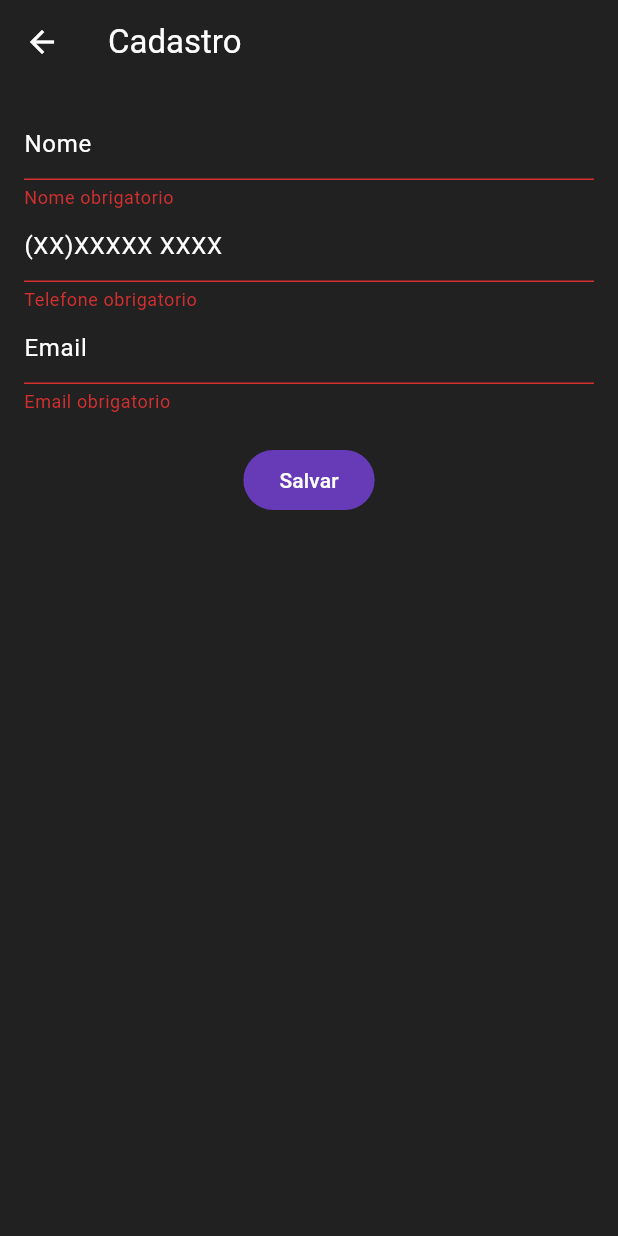
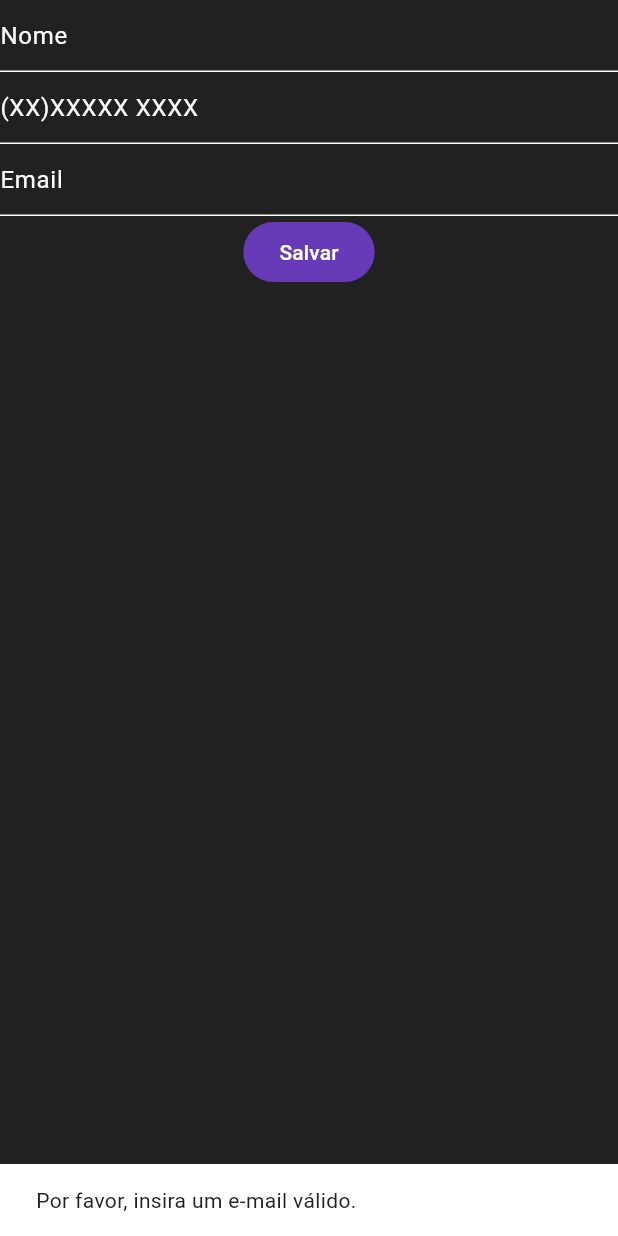
Before and after one commit to Hideyuki73/Agenda_Flutter, a Flutter app: the Cadastro screen opened directly with empty values, after a tap on "Salvar", on a phone screen of 412 x 824 dp. Run offline on Flutter 3.47's test engine with Material 3 defaults, Android fonts, the phone set to English and light mode, and no system bars; our stand-ins replace flutter_masked_text2, sqflite; accounts and stored records are empty.

```diff
--- a/lib/cadastro.dart
+++ b/lib/cadastro.dart
@@ -1,121 +1,87 @@
 // ignore_for_file: prefer_const_constructors, no_logic_in_create_state
 
-import 'package:agenda/contato.dart';
-import 'package:agenda/listagem.dart';
+import 'package:agenda/controller/contatoController.dart';
+import 'package:agenda/entidade/contato.dart';
 import 'package:flutter/material.dart';
 import 'package:flutter_masked_text2/flutter_masked_text2.dart';
 
-class Cadastro extends StatefulWidget {
-  final ContatosRepository contatos;
-  final Contato? contato;
-  final int? index;
-  const Cadastro({super.key, required this.contatos, this.contato, this.index});
+class Cadastro extends StatelessWidget {
+  final ContatoController contatoController;
 
-  @override
-  State<Cadastro> createState() => _CadastroState(contatos: contatos);
-}
+  const Cadastro(
+      {super.key,
+      required this.contatoController}); // Recebe o controlador como argumento
+// Função para validar o email
+  bool _isEmailValid(String email) {
+    final RegExp emailRegex = RegExp(
+      r'^[^@]+@[^@]+\.[^@]+',
+    );
+    return emailRegex.hasMatch(email);
+  }
 
-class _CadastroState extends State<Cadastro> {
-  TextEditingController nomeController = TextEditingController();
-  TextEditingController telefoneController =
-      MaskedTextController(mask: '(00)00000 0000');//define o formato do numero
-  TextEditingController emailController = TextEditingController();
-  final ContatosRepository contatos;
-  final _formKey = GlobalKey<FormState>();
-
-  _CadastroState({required this.contatos});
-
-  @override
-  void initState() {
-    super.initState();
-    if (widget.contato != null) {
-      nomeController = TextEditingController(text: widget.contato!.nome);
-      emailController = TextEditingController(text: widget.contato!.email);
-      telefoneController =
-          TextEditingController(text: widget.contato!.telefone);
-    }
+  // Função para validar o telefone
+  bool _isTelefoneValid(String phone) {
+    final RegExp phoneRegex = RegExp(r'^\(\d{2}\) \d{4,5}-\d{4}$');
+    return phoneRegex.hasMatch(phone);
   }
 
   @override
   Widget build(BuildContext context) {
+    TextEditingController nomeController = TextEditingController();
+    TextEditingController emailController = TextEditingController();
+    MaskedTextController telefoneController =
+        MaskedTextController(mask: '(00) 00000-0000');
     return Scaffold(
-      appBar: AppBar(
-        title: Text('Cadastro'),
-      ),
-      body: Padding(
-          padding: const EdgeInsets.all(16.0),
-          child: Form(
-            key: _formKey,
-            child: Column(
-              children: [//Define os campos de entrada de dados no cadastro
+        body: Column(
+              children: [
                 TextFormField(
                     decoration: InputDecoration(hintText: 'Nome'),
-                    controller: nomeController,
-                    validator: (nomeController) {
-                      if (nomeController == null || nomeController.isEmpty) {
-                        return 'Nome obrigatorio';
-                      }
-                      return null;
-                    }),
+                    controller: nomeController),
                 TextFormField(
                     keyboardType: TextInputType.number,
                     decoration: InputDecoration(hintText: '(XX)XXXXX XXXX'),
-                    controller: telefoneController,
-                    validator: (telefoneController) {
-                      if (telefoneController == null ||
-                          telefoneController.isEmpty || telefoneController.length == 11) {
-                        return 'Telefone obrigatorio';
-                      }
-                      return null;
-                    }),
+                    controller: telefoneController),
                 TextFormField(
                     decoration: InputDecoration(
                       hintText: 'Email',
                     ),
-                    controller: emailController,
-                    validator: (emailController) {
-                      if (emailController == null || emailController.isEmpty) {
-                        return 'Email obrigatorio';
+                    controller: emailController),
+                FilledButton(
+                    onPressed: () {
+                      // Validação do e-mail
+                      if (!_isEmailValid(emailController.text)) {
+                        // Exibe um alerta se o email for inválido
+                        ScaffoldMessenger.of(context).showSnackBar(
+                          const SnackBar(
+                              content:
+                                  Text('Por favor, insira um e-mail válido.')),
+                        );
+                        return; // Sai da função se o e-mail não for válido
                       }
-                      if (RegExp(r'^[\w-.]+@([\w-]+.)+[\w-]{2,4}$')//verifica se o email é válido
-                          .hasMatch(emailController)) {
-                        return null;
+                      if (!_isTelefoneValid(telefoneController.text)) {
+                        // Exibe um alerta se o telefone for inválido
+                        ScaffoldMessenger.of(context).showSnackBar(
+                          const SnackBar(
+                              content: Text(
+                                  'Por favor, insira um telefone válido.')),
+                        );
+                        return; // Sai da função se o e-mail não for válido
                       }
-                      return 'Email invalido';
-                    }),
-                SizedBox(height: 20),
-                Row(
-                  mainAxisAlignment: MainAxisAlignment.center,
-                  children: [
-                    FilledButton(
-                      onPressed: () {
-                        if (_formKey.currentState!.validate()) {
-                          setState(() {
-                            if(widget.contato != null){//verifica se vai editar ou cadastrar, se for editar vai pegar o que tava salvo
-                              Navigator.pop(context,
-                                Contato(
-                                nome: nomeController.text,
-                                email: emailController.text,
-                                telefone: telefoneController.text)
-                              );
-                            }else{
-                              contatos.addContatos(Contato(
-                                nome: nomeController.text,
-                                email: emailController.text,
-                                telefone: telefoneController.text));
-                                Navigator.pop(context);
-                            }
-                          });
-                        }
-                      },
-                      child: Text('Salvar'),
-                    ),
 
-                  ],
-                )
+                      // Criação da nova Contato
+                      Contato novaContato = Contato(
+                        nome: nomeController.text,
+                        email: emailController.text,
+                        telefone: telefoneController.text,
+                      );
+
+                      // Adiciona a nova Contato ao controlador
+                      contatoController.salvar(novaContato);
+
+                      Navigator.pop(context);
+                    },
+                    child: const Text('Salvar'))
               ],
-            ),
-          )),
-    );
+            ));
   }
 }
--- a/lib/entidade/contato.dart
+++ b/lib/entidade/contato.dart
@@ -0,0 +1,52 @@
+class Contato {
+  String _nome;
+  int? _id;
+  String _telefone;
+  String _email;
+
+  Contato({id, required nome, required telefone, required email})
+      : _email = email,
+        _nome = nome,
+        _telefone = telefone,
+        _id = id;
+
+  String get nome => _nome;
+  String get telefone => _telefone;
+  String get email => _email;
+  int get id => _id ?? 0;
+
+  set id(int id) {
+    _id = id;
+  }
+  set nome(String nome) {
+    _nome = nome;
+  }
+  set email(String email) {
+    _email = email;
+  }
+  set telefone(String telefone) {
+    _telefone = telefone;
+  }
+
+  // Construtor de fábrica
+  factory Contato.fromMap(Map<String, dynamic> map) {
+    return Contato(
+      id: map['id'],
+      nome: map['nome'],
+      telefone: map['telefone'],
+      email: map['email'],
+    );
+  }
+
+  Map<String, dynamic> toMap() {
+    var map = {
+      'nome': _nome,
+      'telefone': _telefone,
+      'email': _email,
+    };
+    if (_id != null && _id! > 0) {
+      map['id'] = _id as String;
+    }
+    return map;
+  }
+}
--- a/lib/repositorio/DaoSqLite.dart
+++ b/lib/repositorio/DaoSqLite.dart
@@ -1,6 +1,7 @@
 import 'package:agenda/entidade/contato.dart';
-import 'package:agenda/repositorio/interfaceDao.dart';
+import 'package:agenda/repositorio/interfaceDao';
 import 'package:sqflite/sqflite.dart';
+import 'package:path/path.dart';
 
 class DaoSqLite implements InterfaceDao {
   Future<Database> initializeDB() async {
```
Also changed, not shown: lib/contato.dart (deleted, +0 -21 lines), lib/controller/contatoController.dart (renamed from lib/controller/pessoaController.dart, +15 -8 lines), lib/listagem.dart (+79 -58 lines), lib/principal.dart (+7 -5 lines), lib/repositorio/Dao.dart (+5 -3 lines), 2 other files.
